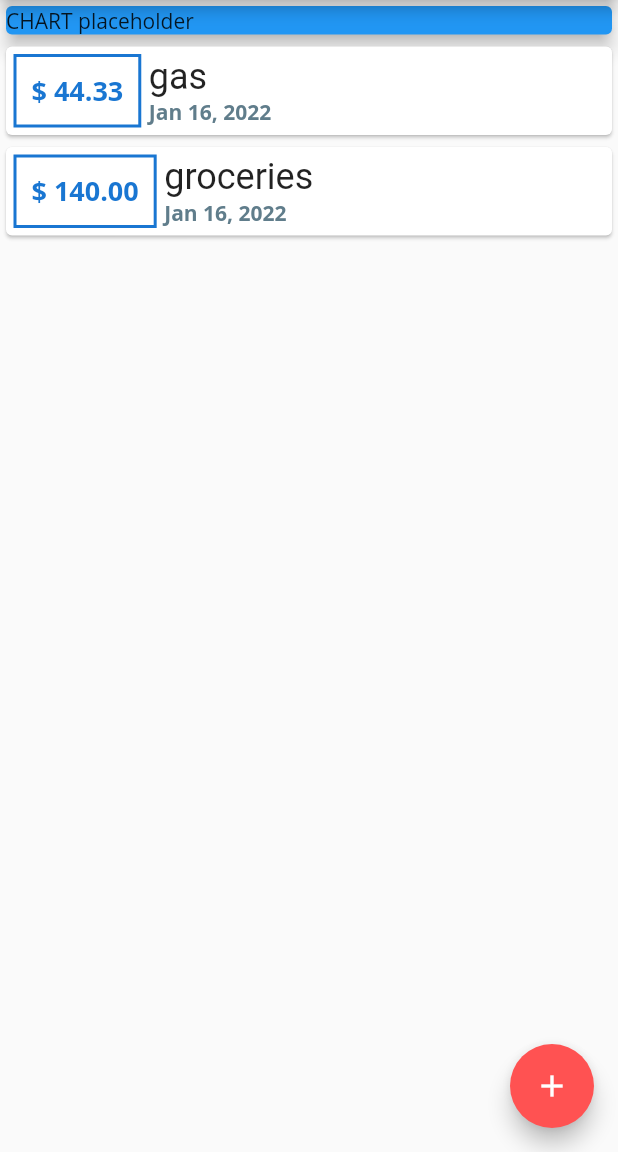
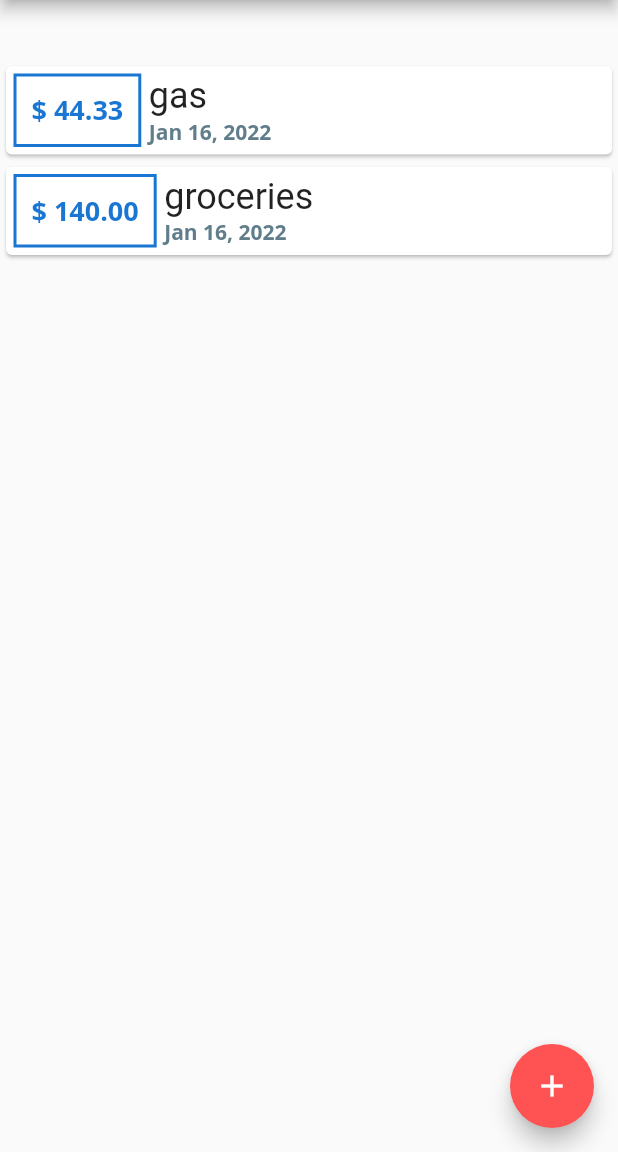
Before and after one commit to Luka-dot/budget_app, a Flutter app: the screen it shows after launch, on a phone screen of 412 x 824 dp, the part 84-1236 px from its top. Run offline on Flutter 3.47's test engine with Material 2 defaults, Android fonts, the phone set to English and light mode, and no system bars.

Commit message:
Chart component wired and receiving data

```diff
--- a/lib/main.dart
+++ b/lib/main.dart
@@ -1,4 +1,5 @@
 import 'package:flutter/material.dart';
+import 'package:flutter_complete_guide/widgets/chart.dart';
 import 'package:flutter_complete_guide/widgets/transaction_list.dart';
 
 import './widgets/new_transaction.dart';
@@ -64,6 +65,14 @@ class _MyHomePageState extends State<MyHomePage> {
     )
   ];
 
+  List<Transaction> get _recentTransactions {
+    return _userTransaction.where((tx) {
+      return tx.date.isAfter(DateTime.now().subtract(
+        Duration(days: 7),
+      ));
+    }).toList();
+  }
+
   void _addTransaction(String txTitle, double txAmount) {
     final newTx = Transaction(
         id: DateTime.now().toString(),
@@ -105,16 +114,7 @@ class _MyHomePageState extends State<MyHomePage> {
           // mainAxisAlignment: MainAxisAlignment.center,
           crossAxisAlignment: CrossAxisAlignment.start,
           children: [
-            Container(
-              child: Card(
-                color: Colors.blue,
-                child: Container(
-                  child: Text('CHART placeholder'),
-                  width: double.infinity, // double.infinity
-                ),
-                elevation: 5.0,
-              ),
-            ),
+            Chart(_recentTransactions),
             TransactionList(_userTransaction),
           ],
         ),
--- /dev/null
+++ b/lib/widgets/chart.dart
@@ -0,0 +1,43 @@
+import 'package:flutter/material.dart';
+import 'package:flutter_complete_guide/models/transaction.dart';
+import 'package:intl/intl.dart';
+
+class Chart extends StatelessWidget {
+  final List<Transaction> recentTransactions;
+
+  Chart(this.recentTransactions);
+
+  List<Map<String, Object>> get groupedTransactionValues {
+    return List.generate(7, (index) {
+      final weekDay = DateTime.now().subtract(
+        Duration(days: index),
+      );
+
+      var totalSum = 0.0;
+      for (var i = 0; i < recentTransactions.length; i++) {
+        if (recentTransactions[i].date.day == weekDay.day &&
+            recentTransactions[i].date.month == weekDay.month &&
+            recentTransactions[i].date.year == weekDay.year) {
+          totalSum += recentTransactions[i].amount;
+        }
+      }
+      ;
+      print(totalSum);
+      print(DateFormat.E().format(weekDay));
+
+      return {'day': DateFormat.E().format(weekDay), 'amount': totalSum};
+    });
+  }
+
+  @override
+  Widget build(BuildContext context) {
+    print(groupedTransactionValues);
+    return Card(
+      elevation: 6,
+      margin: EdgeInsets.all(20),
+      child: Row(
+        children: [],
+      ),
+    );
+  }
+}
```
